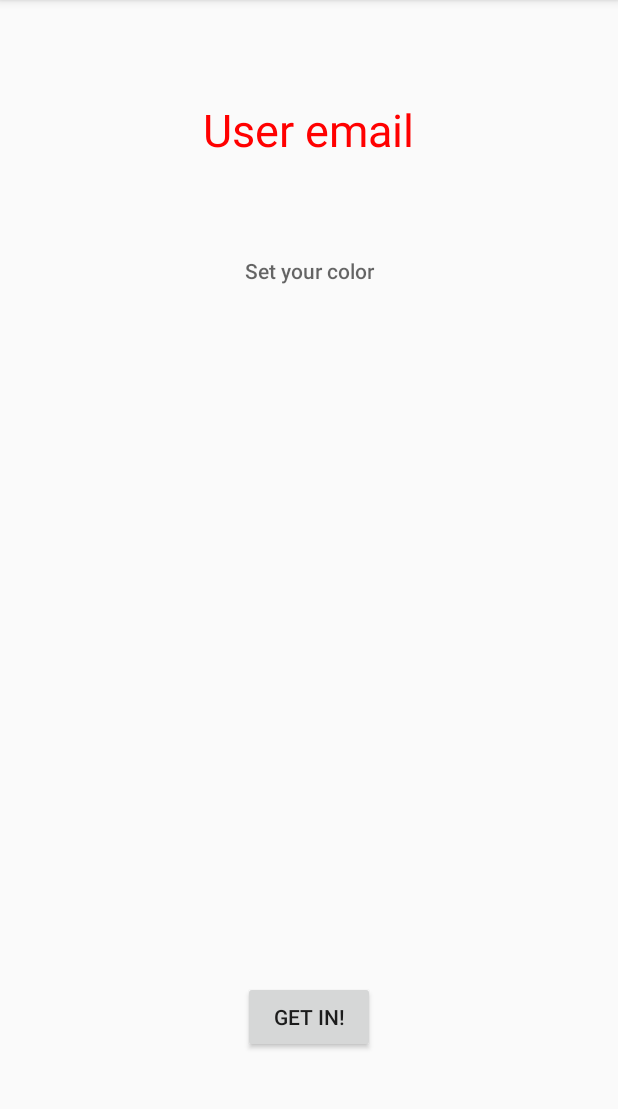
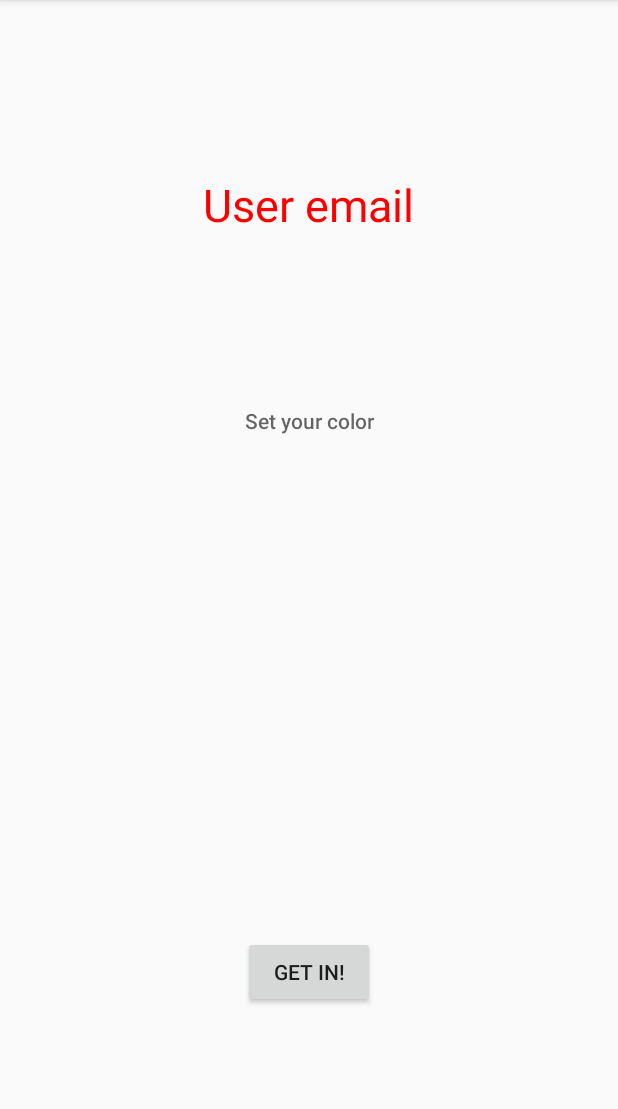
Before and after one commit to Openroads/SurrealistWriter, an Android app: the OnlineColorCheckActivity screen opened directly, with no data from a screen before it, on a phone screen of 412 x 824 dp, the part 84-1193 px from its top. Run offline under Robolectric (Android 15) with nearby library versions, the phone set to English and light mode, and no system bars; libraries missing offline, so code that uses them is left out: com.loopj.android, cz.msebera.android, petrov.kristiyan.colorpicker; 1 statement that could not run was skipped.

Commit message:
Online Color For joined players

```diff
--- a/app/src/main/java/pmd/ubi/pt/Utilities/ConstantVariables.java
+++ b/app/src/main/java/pmd/ubi/pt/Utilities/ConstantVariables.java
@@ -6,5 +6,5 @@ package pmd.ubi.pt.Utilities;
 
 public class ConstantVariables
 {
-    public static final String ServiceConnectionString = "http://192.168.240.30:8080/SurrealistWriterRESTful";
+    public static final String ServiceConnectionString = "http://192.168.137.136:8080/SurrealistWriterRESTful";
 }
--- a/app/src/main/java/pmd/ubi/pt/surrealistwriter/AllOfflineUsersActivity.java
+++ b/app/src/main/java/pmd/ubi/pt/surrealistwriter/AllOfflineUsersActivity.java
@@ -1,4 +1,5 @@
 package pmd.ubi.pt.surrealistwriter;
+
 
 import android.database.SQLException;
 import android.support.v7.app.AppCompatActivity;
@@ -11,7 +12,6 @@ import android.widget.AdapterView;
 import android.widget.ArrayAdapter;
 import android.widget.ListView;
 import android.widget.Toast;
-
 import java.util.ArrayList;
 import java.util.List;
 
@@ -107,5 +107,7 @@ public class AllOfflineUsersActivity extends AppCompatActivity
 
         ArrayAdapter<OfflineUser> offlineUserArrayAdapter = new ArrayAdapter<OfflineUser>(this, android.R.layout.simple_list_item_1, activeUsers);
         offlineUsersListView.setAdapter(offlineUserArrayAdapter);
+
+
     }
 }
--- a/app/src/main/java/pmd/ubi/pt/surrealistwriter/CurrentRoom.java
+++ b/app/src/main/java/pmd/ubi/pt/surrealistwriter/CurrentRoom.java
@@ -179,7 +179,6 @@ public class CurrentRoom extends AppCompatActivity
     {
         RequestParams params = new RequestParams();
         params.put("game_id", currentRoomobject.getGameID());
-        params.put("status", 0);
         invokeWSK(params);
     }
 
--- a/app/src/main/java/pmd/ubi/pt/surrealistwriter/OnlineColorCheckActivity.java
+++ b/app/src/main/java/pmd/ubi/pt/surrealistwriter/OnlineColorCheckActivity.java
@@ -37,8 +37,10 @@ public class OnlineColorCheckActivity extends AppCompatActivity
     private int checkedColor = 0;
     private boolean isAdmin = false;
     TextView userMail;
+    TextView roomName;
+    private Integer gameId;
+    private String roomNameS;
 
-    Game game;
 
     private Button mButton;
 
@@ -49,16 +51,25 @@ public class OnlineColorCheckActivity extends AppCompatActivity
 
         Intent i = getIntent();
         currentRoomobject = (CurrentRoomobject) i.getSerializableExtra("currentRoom");
+
+        user = (User) i.getSerializableExtra("user");
+        gameId = (Integer)(i.getSerializableExtra("game_id"));
+        userMail = (TextView)findViewById(R.id.userMail);
+        userMail.setText(user.getEmail());
+        linearLayout = (LinearLayout)findViewById(R.id.linearButton);
+        roomName = (TextView)findViewById(R.id.roomName);
+        roomNameS = (String)i.getSerializableExtra("roomName");
+
         if(currentRoomobject != null && currentRoomobject.getAdminId() > 0)
         {
             isAdmin = true;
+            roomName.setText(currentRoomobject.getName());
         }
-        user = (User) i.getSerializableExtra("user");
-        userMail = (TextView)findViewById(R.id.userMail);
-        userMail.setText(user.getEmail());
-        linearLayout = (LinearLayout)findViewById(R.id.linearButton);
+        else
+        {
+            roomName.setText(roomNameS);
+        }
 
-        game = (Game)i.getSerializableExtra("alejaja");
         //ColorPicker
 
         linearLayout.setOrientation(LinearLayout.HORIZONTAL);
@@ -87,7 +98,16 @@ public class OnlineColorCheckActivity extends AppCompatActivity
                         btColor = ((ColorDrawable) btBackground).getColor();
                         //Checking if somebody has already choosen the same color
                         RequestParams params = new RequestParams();
-                        params.put("game_id", currentRoomobject.getGameID());
+                        if(currentRoomobject != null)
+                        {
+                            params.put("game_id", currentRoomobject.getGameID());
+                        }
+                        else
+                        {
+                            params.put("game_id", gameId);
+                        }
+
+
                         params.put("color", color);
 
                         invokeWS(params);
@@ -227,13 +247,25 @@ public class OnlineColorCheckActivity extends AppCompatActivity
 
     public void getInOnClick(View view)
     {
+        String game_Id = "";
+        String userId = "";
         if(isColorAvailable)
         {
-            String gameId = String.valueOf(currentRoomobject.getGameID());
-            String userId = String.valueOf(currentRoomobject.getAdminId());
+            if(currentRoomobject != null)
+            {
+                game_Id = String.valueOf(currentRoomobject.getGameID());
+                userId = String.valueOf(currentRoomobject.getAdminId());
+            }
+            else
+            {
+                game_Id = String.valueOf(gameId);
+                userId = String.valueOf(user.getId());
+            }
+
+
             String color = String.valueOf(checkedColor);
             RequestParams params = new RequestParams();
-            params.put("game_id", gameId);
+            params.put("game_id", game_Id);
             params.put("user_id", userId);
             params.put("color", color);
 
@@ -258,8 +290,9 @@ public class OnlineColorCheckActivity extends AppCompatActivity
         }
         else
         {
+            //finish();
             /*********** Here put the code to move to the activity when you join the room **********************/
-            Toast.makeText(getApplicationContext(), "You're not admin!", Toast.LENGTH_LONG);
+            Toast.makeText(getApplicationContext(), "You're not admin!", Toast.LENGTH_LONG).show();
         }
     }
 }
--- a/app/src/main/java/pmd/ubi/pt/surrealistwriter/OnlineModMenuactivity.java
+++ b/app/src/main/java/pmd/ubi/pt/surrealistwriter/OnlineModMenuactivity.java
@@ -30,6 +30,8 @@ public class OnlineModMenuactivity extends AppCompatActivity
     {
         Intent i = new Intent(getApplicationContext(), OfflineGameSettings.class);
         startActivity(i);
+
+
     }
 
     public void rankingOnClick(View view)
--- a/app/src/main/res/layout/activity_online_color_check.xml
+++ b/app/src/main/res/layout/activity_online_color_check.xml
@@ -14,11 +14,22 @@
         android:layout_width="wrap_content"
         android:layout_height="wrap_content"
         android:textSize="30dp"
+        android:textColor="#455257"
+        android:layout_alignParentTop="true"
+        android:layout_centerHorizontal="true"
+        android:layout_marginTop="15dp"
+        android:text="Room Name"
+        android:id="@+id/roomName"/>
+    <TextView
+        android:layout_width="wrap_content"
+        android:layout_height="wrap_content"
+        android:textSize="30dp"
         android:textColor="#ff0000"
         android:layout_alignParentTop="true"
         android:layout_centerHorizontal="true"
-        android:layout_marginTop="50dp"
+        android:layout_marginTop="100dp"
         android:text="User email"
+        android:layout_below="@+id/roomName"
         android:id="@+id/userMail"/>
 
     <LinearLayout
@@ -27,7 +38,7 @@
         android:orientation="vertical"
         android:layout_below="@+id/userMail"
         android:layout_centerHorizontal="true"
-        android:layout_marginTop="50dp"
+        android:layout_marginTop="100dp"
         android:layout_centerVertical="true"
         android:id="@+id/linearButton">
 
@@ -38,7 +49,7 @@
         android:layout_height="wrap_content"
         android:text="Get in!"
         android:layout_alignParentBottom="true"
-        android:layout_marginBottom="50dp"
+        android:layout_marginBottom="80dp"
         android:layout_centerHorizontal="true"
         android:id="@+id/getInButton"
         android:onClick="getInOnClick"/>
--- /dev/null
+++ b/app/src/main/res/values-v21/styles.xml
@@ -0,0 +1,9 @@
+<resources>
+
+    <style name="AppTheme.NoActionBar">
+        <item name="windowActionBar">false</item>
+        <item name="windowNoTitle">true</item>
+        <item name="android:windowDrawsSystemBarBackgrounds">true</item>
+        <item name="android:statusBarColor">@android:color/transparent</item>
+    </style>
+</resources>
--- a/app/src/main/res/values/dimens.xml
+++ b/app/src/main/res/values/dimens.xml
@@ -2,4 +2,5 @@
     <!-- Default screen margins, per the Android Design guidelines. -->
     <dimen name="activity_horizontal_margin">16dp</dimen>
     <dimen name="activity_vertical_margin">16dp</dimen>
+    <dimen name="fab_margin">16dp</dimen>
 </resources>
--- a/app/src/main/res/values/strings.xml
+++ b/app/src/main/res/values/strings.xml
@@ -22,4 +22,5 @@
     <string name="reg_password">Password</string>
     <string name="reg_register_button">Register</string>
     <string name="error_incorrect_email">This email is incorrect </string>
+    <string name="title_activity_waiting">WaitingActivity</string>
 </resources>
--- a/app/src/main/res/values/styles.xml
+++ b/app/src/main/res/values/styles.xml
@@ -8,4 +8,13 @@
         <item name="colorAccent">@color/colorAccent</item>
     </style>
 
+    <style name="AppTheme.NoActionBar">
+        <item name="windowActionBar">false</item>
+        <item name="windowNoTitle">true</item>
+    </style>
+
+    <style name="AppTheme.AppBarOverlay" parent="ThemeOverlay.AppCompat.Dark.ActionBar" />
+
+    <style name="AppTheme.PopupOverlay" parent="ThemeOverlay.AppCompat.Light" />
+
 </resources>
```
Also changed, not shown: app/src/main/AndroidManifest.xml (+6 -2 lines), app/src/main/java/pmd/ubi/pt/surrealistwriter/OnlineRoomPicker.java (+17 -3 lines), app/src/main/java/pmd/ubi/pt/surrealistwriter/WaitingActivity.java (added, +29 -0 lines), app/src/main/res/layout/activity_waiting.xml (added, +33 -0 lines), app/src/main/res/layout/content_waiting.xml (added, +18 -0 lines).
